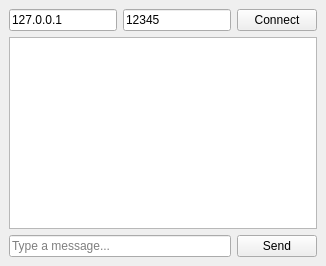
Qt form mainwindow.ui (CQUPT-Kunti/qt_homework) before a commit.
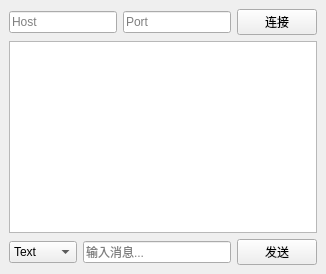
The same form after that commit.

```diff
--- a/mainwindow.ui
+++ b/mainwindow.ui
@@ -11,19 +11,23 @@
      <layout class="QHBoxLayout" name="topLayout">
       <item>
        <widget class="QLineEdit" name="hostEdit">
-        <property name="placeholderText"><string>Host</string></property>
-        <property name="text"><string>127.0.0.1</string></property>
+        <property name="placeholderText">
+         <string>Host</string>
+        </property>
        </widget>
       </item>
       <item>
        <widget class="QLineEdit" name="portEdit">
-        <property name="placeholderText"><string>Port</string></property>
-        <property name="text"><string>12345</string></property>
+        <property name="placeholderText">
+         <string>Port</string>
+        </property>
        </widget>
       </item>
       <item>
        <widget class="QPushButton" name="connectButton">
-        <property name="text"><string>Connect</string></property>
+        <property name="text">
+         <string>连接</string>
+        </property>
        </widget>
       </item>
      </layout>
@@ -32,15 +36,27 @@
      <widget class="QListWidget" name="chatList"/>
     </item>
     <item>
-     <layout class="QHBoxLayout" name="bottomLayout">
+     <layout class="QHBoxLayout" name="inputLayout">
+      <item>
+       <widget class="QComboBox" name="sendTypeComboBox">
+        <item><property name="text"><string>Text</string></property></item>
+        <item><property name="text"><string>Image</string></property></item>
+        <item><property name="text"><string>File</string></property></item>
+        <item><property name="text"><string>Screen</string></property></item>
+       </widget>
+      </item>
       <item>
        <widget class="QLineEdit" name="messageEdit">
-        <property name="placeholderText"><string>Type a message...</string></property>
+        <property name="placeholderText">
+         <string>输入消息...</string>
+        </property>
        </widget>
       </item>
       <item>
        <widget class="QPushButton" name="sendButton">
-        <property name="text"><string>Send</string></property>
+        <property name="text">
+         <string>发送</string>
+        </property>
        </widget>
       </item>
      </layout>
```
Left out of the diff: 6 changed lines with no effect on the pictures.
